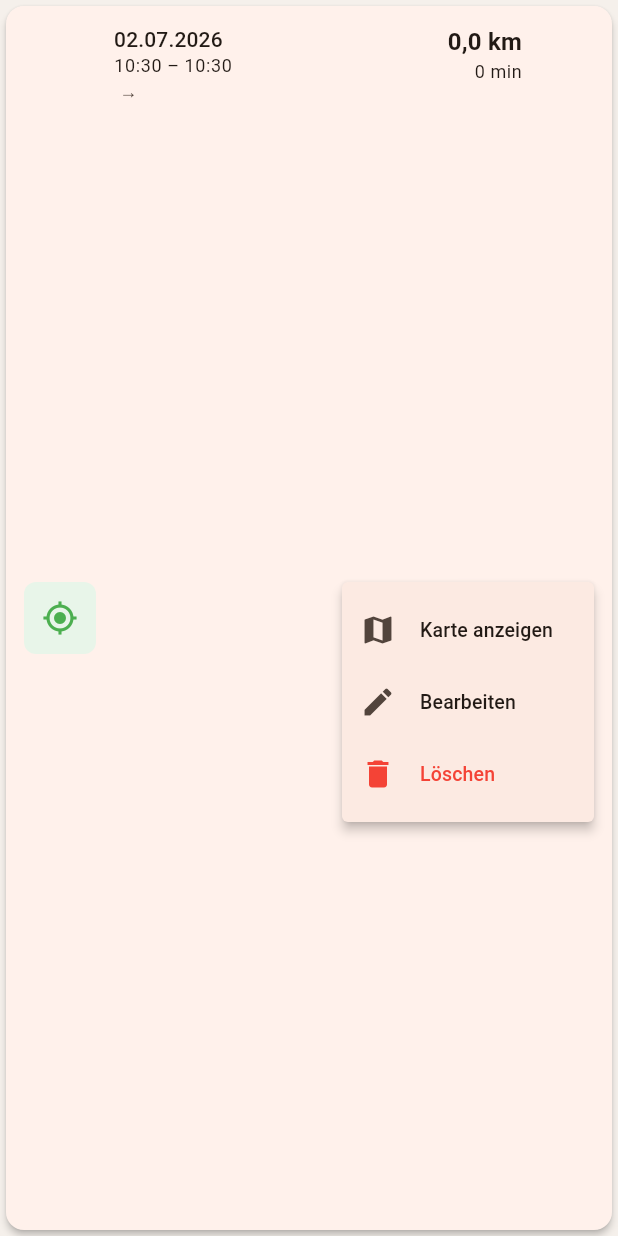
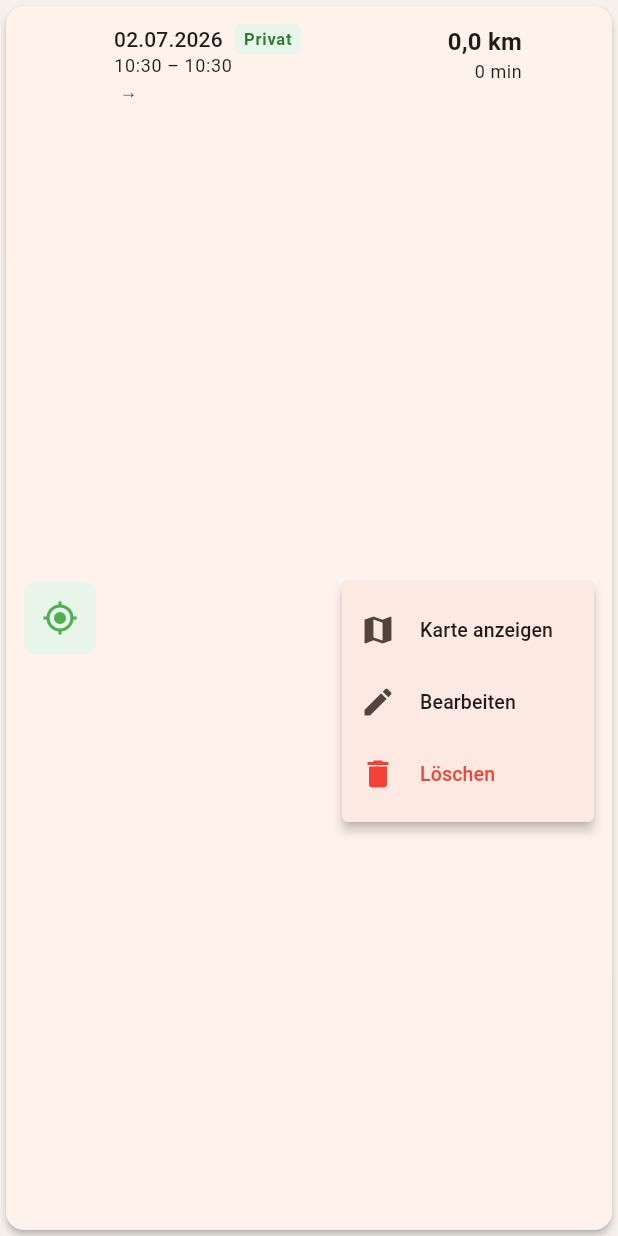
Before and after one commit to Habaal/Oldtimer-Kilometerzaehler, a Flutter app: the TripListTile widget shown alone on an empty page, opened directly with empty values, after a tap on the "more vert" icon, on a phone screen of 412 x 824 dp. Run offline on Flutter 3.47's test engine with Material 3 defaults, Android fonts, the phone set to English and light mode, and no system bars; our stand-ins replace csv, fl_chart, flutter_map, flutter_riverpod, geocoding, geolocator and 5 more; missing offline and left inert: flutter_foreground_task; accounts and stored records are empty.

Commit message:
Automatische Fahrterkennung und Fahrttyp-Anzeige verbessern
- VehicleId an TripDetectionService übergeben, damit automatisch
  erkannte Fahrten dem richtigen Fahrzeug zugeordnet werden
- Status-Text von "bestätige Fahrtbeginn" zu "Fahrt startet
  automatisch" geändert (kein manuelles Bestätigen nötig)
- Fahrttyp-Chips (Privat/Firma) in der Fahrtenhistorie hinzugefügt
  für bessere Unterscheidbarkeit

Co-Authored-By: Claude Opus 4.6 <noreply@anthropic.com>

```diff
--- a/lib/providers/tracking_providers.dart
+++ b/lib/providers/tracking_providers.dart
@@ -108,6 +108,7 @@ class TrackingController {
     );
 
     _tripDetection!.fahrtTypSetzen(
+      vehicleId: vehicleId,
       istFirmenfahrt: istFirmenfahrt,
       kilometerstandStart: kilometerstandStart,
     );
--- a/lib/services/trip_detection_service.dart
+++ b/lib/services/trip_detection_service.dart
@@ -169,10 +169,16 @@ class TripDetectionService {
     onZustandGeaendert?.call(neuerZustand);
   }
 
+  String _vehicleId = '';
   bool _istFirmenfahrt = false;
   double? _kilometerstandStart;
 
-  void fahrtTypSetzen({bool istFirmenfahrt = false, double? kilometerstandStart}) {
+  void fahrtTypSetzen({
+    required String vehicleId,
+    bool istFirmenfahrt = false,
+    double? kilometerstandStart,
+  }) {
+    _vehicleId = vehicleId;
     _istFirmenfahrt = istFirmenfahrt;
     _kilometerstandStart = kilometerstandStart;
   }
@@ -193,7 +199,7 @@ class TripDetectionService {
 
     final trip = Trip(
       id: id,
-      vehicleId: vehicleId ?? '',
+      vehicleId: vehicleId ?? _vehicleId,
       startTimestamp: DateTime.now(),
       startOrt: startOrt,
       istFirmenfahrt: _istFirmenfahrt,
--- a/lib/ui/screens/dashboard/widgets/tracking_status_card.dart
+++ b/lib/ui/screens/dashboard/widgets/tracking_status_card.dart
@@ -153,7 +153,7 @@ class TrackingStatusCard extends StatelessWidget {
       case TrackingZustand.idle:
         return 'Warte auf Fahrtbeginn…';
       case TrackingZustand.detecting:
-        return 'Bewegung erkannt – bestätige Fahrtbeginn…';
+        return 'Bewegung erkannt – Fahrt startet automatisch…';
       case TrackingZustand.tripActive:
         return 'Fahrt wird aufgezeichnet';
       case TrackingZustand.stopping:
--- a/lib/ui/screens/trips/widgets/trip_list_tile.dart
+++ b/lib/ui/screens/trips/widgets/trip_list_tile.dart
@@ -59,9 +59,15 @@ class TripListTile extends StatelessWidget {
                 child: Column(
                   crossAxisAlignment: CrossAxisAlignment.start,
                   children: [
-                    Text(
-                      trip.startTimestamp.datumFormatiert,
-                      style: theme.textTheme.titleSmall,
+                    Row(
+                      children: [
+                        Text(
+                          trip.startTimestamp.datumFormatiert,
+                          style: theme.textTheme.titleSmall,
+                        ),
+                        const SizedBox(width: 8),
+                        _fahrtTypChip(theme),
+                      ],
                     ),
                     Text(
                       '${trip.startTimestamp.zeitFormatiert}'
@@ -76,6 +82,8 @@ class TripListTile extends StatelessWidget {
                         style: theme.textTheme.bodySmall?.copyWith(
                           color: theme.colorScheme.onSurfaceVariant,
                         ),
+                        maxLines: 1,
+                        overflow: TextOverflow.ellipsis,
                       ),
                   ],
                 ),
@@ -139,4 +147,37 @@ class TripListTile extends StatelessWidget {
       ),
     );
   }
+
+  Widget _fahrtTypChip(ThemeData theme) {
+    if (trip.istFirmenfahrt) {
+      return Container(
+        padding: const EdgeInsets.symmetric(horizontal: 6, vertical: 2),
+        decoration: BoxDecoration(
+          color: Colors.orange.shade100,
+          borderRadius: BorderRadius.circular(4),
+        ),
+        child: Text(
+          'Firma',
+          style: theme.textTheme.labelSmall?.copyWith(
+            color: Colors.orange.shade900,
+            fontWeight: FontWeight.bold,
+          ),
+        ),
+      );
+    }
+    return Container(
+      padding: const EdgeInsets.symmetric(horizontal: 6, vertical: 2),
+      decoration: BoxDecoration(
+        color: Colors.green.shade50,
+        borderRadius: BorderRadius.circular(4),
+      ),
+      child: Text(
+        'Privat',
+        style: theme.textTheme.labelSmall?.copyWith(
+          color: Colors.green.shade800,
+          fontWeight: FontWeight.bold,
+        ),
+      ),
+    );
+  }
 }
```
